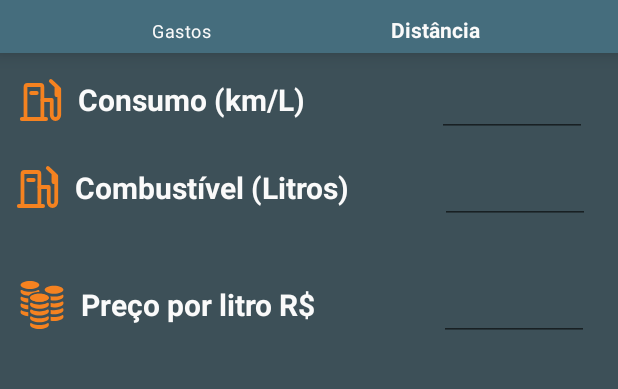
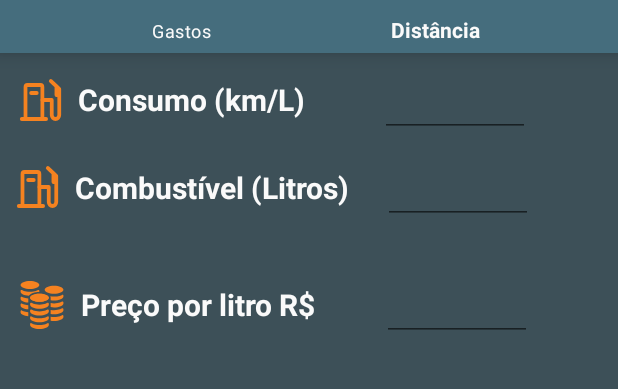
Before and after one commit to nayara-andradee/FuelCalculator, an Android app: the screen it shows after launch (MainActivity), item 2 of the bottom bar chosen, on a phone screen of 412 x 824 dp, the part 84-473 px from its top. Run offline under Robolectric (Android 15) with nearby library versions, the phone set to English and light mode, and no system bars.

Commit message:
edit xml distance

```diff
--- a/app/src/main/res/layout/fragment_distance.xml
+++ b/app/src/main/res/layout/fragment_distance.xml
@@ -33,7 +33,7 @@
         <EditText
             android:id="@+id/consumo_km_L"
             style="@style/edt_style"
-            android:layout_marginStart="88dp"
+            android:layout_marginStart="50dp"
             android:inputType="numberDecimal"
              />
     </LinearLayout>
@@ -65,9 +65,8 @@
         <EditText
             android:id="@+id/combustivel_L"
             style="@style/edt_style"
-            android:inputType="numberDecimal"
-            android:layout_marginStart="60dp"
-            />
+            android:layout_marginStart="22dp"
+            android:inputType="numberDecimal" />
     </LinearLayout>
 
     <LinearLayout
@@ -97,9 +96,8 @@
         <EditText
             android:id="@+id/preco_combustivel_L"
             style="@style/edt_style"
-            android:layout_marginStart="82dp"
-            android:inputType="numberDecimal"
-            />
+            android:layout_marginStart="44dp"
+            android:inputType="numberDecimal" />
     </LinearLayout>
 
     <Button
```
